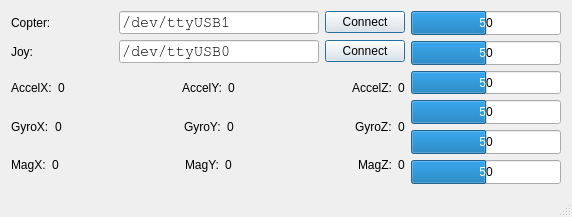
Qt form mainwindow.ui (AvatarSD/MultiwiiExtController) before a commit.
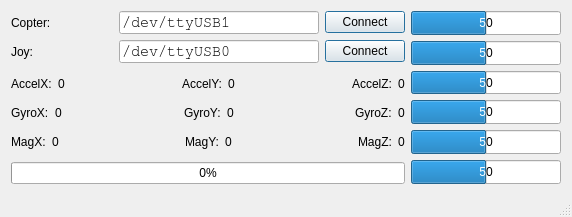
The same form after that commit.

Commit message: sonars add, not working

```diff
--- a/mainwindow.ui
+++ b/mainwindow.ui
@@ -408,6 +408,16 @@
           </item>
          </layout>
         </item>
+        <item>
+         <widget class="QProgressBar" name="sonarBar">
+          <property name="maximum">
+           <number>6000</number>
+          </property>
+          <property name="value">
+           <number>0</number>
+          </property>
+         </widget>
+        </item>
        </layout>
       </item>
      </layout>
```
The commit also changes 10 other files.
